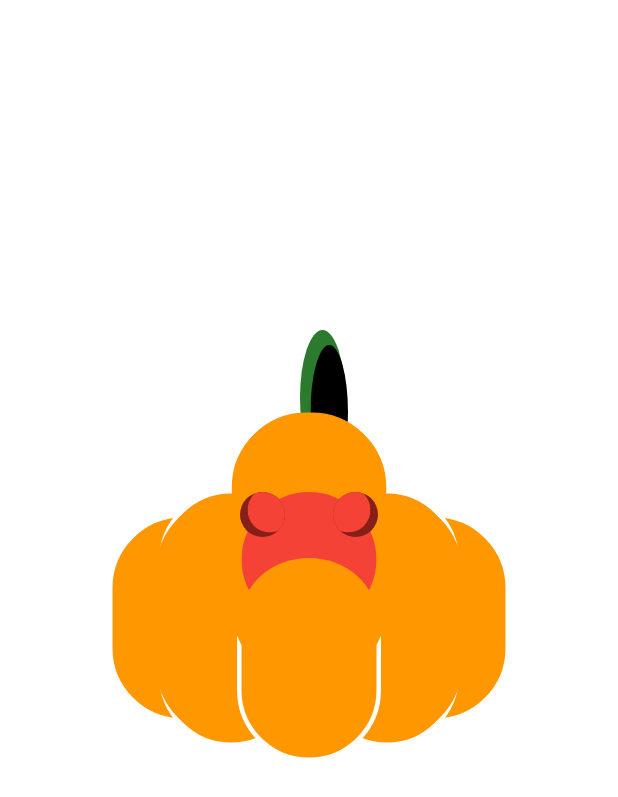
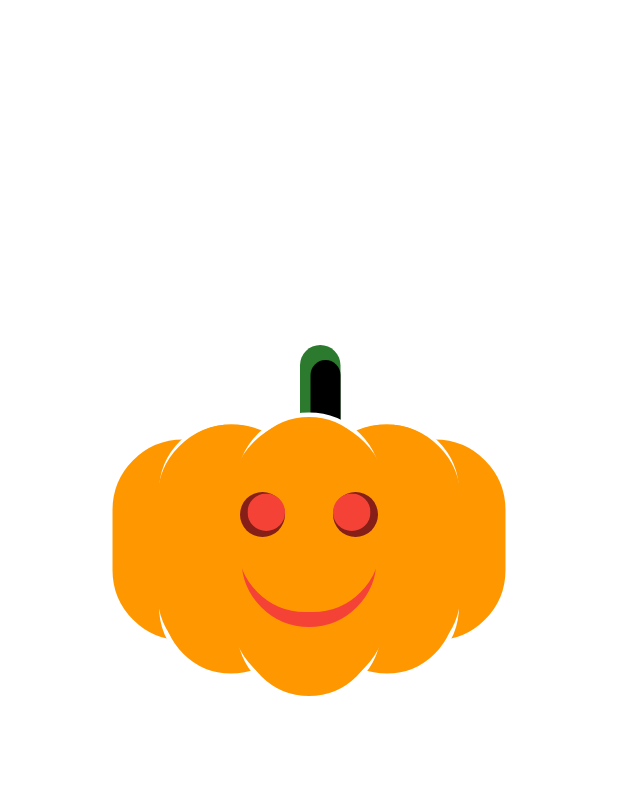
Before and after one commit to thyagosouza/flutter_pumpkin_drawing, a Flutter app: the screen it shows after launch, on a phone screen of 412 x 824 dp. Shown: the top 797 px of the screen. Run offline on Flutter 3.47's test engine with Material 2 defaults, Android fonts, the phone set to English and light mode, and no system bars.

Commit message:
optimized code

```diff
--- a/analysis_options.yaml
+++ b/analysis_options.yaml
@@ -22,8 +22,8 @@ linter:
   # `// ignore_for_file: name_of_lint` syntax on the line or in the file
   # producing the lint.
   rules:
+    prefer_const_constructors: false
     # avoid_print: false  # Uncomment to disable the `avoid_print` rule
     # prefer_single_quotes: true  # Uncomment to enable the `prefer_single_quotes` rule
-
 # Additional information about this file can be found at
 # https://dart.dev/guides/language/analysis-options
--- /dev/null
+++ b/lib/old_code/old_pumpkin_drawing.dart
@@ -0,0 +1,122 @@
+import 'package:flutter/material.dart';
+
+class OldPumpkinDrawing extends StatelessWidget {
+  const OldPumpkinDrawing({super.key});
+
+  @override
+  Widget build(BuildContext context) {
+    Color white = Colors.white;
+    Color orange = Colors.orange;
+    Color redDark = Color(0xFF851F18);
+    Color red = Colors.red;
+    Color green = Color(0xFF2B7A2D);
+    Color black = Colors.black;
+    return Center(
+      child: Container(
+        width: MediaQuery.of(context).size.width,
+        height: MediaQuery.of(context).size.height,
+        child: Stack(
+          alignment: AlignmentDirectional.center,
+          children: [
+            // Talo verde
+            clipOval(sizeH: 90, sizeW: 30, color: green, top: 220, left: 200),
+            clipOval(sizeH: 90, sizeW: 25, color: black, top: 230, left: 207),
+            // Gomos da direita
+            gomoOrange(sizeH: 140, sizeW: 105, color: white, right: 235),
+            gomoOrange(sizeH: 172, sizeW: 96, color: white, right: 210),
+            gomoOrange(sizeH: 162, sizeW: 100, color: orange, right: 208),
+            // Gomos da esquerda
+            gomoOrange(sizeH: 140, sizeW: 105, color: white, left: 235),
+            gomoOrange(sizeH: 172, sizeW: 96, color: white, left: 210),
+            gomoOrange(sizeH: 162, sizeW: 100, color: orange, left: 208),
+            // Centro
+            gomoOrange(sizeH: 192, sizeW: 96, color: white),
+            gomoOrange(sizeH: 180, sizeW: 103, color: orange, top: 275),
+            // Boca
+            clipOval(sizeH: 90, sizeW: 90, color: red, top: 328),
+            clipOval(sizeH: 80, sizeW: 90, color: orange),
+            // Olhos
+            clipOval(
+                sizeH: 30,
+                sizeW: 30,
+                color: redDark,
+                innerColor: red,
+                top: 328,
+                left: 160,
+                innerPosLeft: 5),
+            clipOval(
+                sizeH: 30,
+                sizeW: 30,
+                color: redDark,
+                innerColor: red,
+                top: 328,
+                right: 160,
+                innerPosRight: 5),
+          ],
+        ),
+      ),
+    );
+  }
+}
+
+Widget clipOval({
+  required double sizeH,
+  required double sizeW,
+  required Color color,
+  double? innerPosRight,
+  double? innerPosLeft,
+  Color? innerColor,
+  double? top,
+  double? right,
+  double? left,
+}) {
+  return Positioned(
+      top: top,
+      right: right,
+      left: left,
+      child: ClipOval(
+        child: Container(
+          height: sizeH,
+          width: sizeW,
+          color: color,
+          child: Stack(
+            children: [
+              Positioned(
+                top: -3,
+                right: innerPosRight,
+                left: innerPosLeft,
+                child: ClipOval(
+                  child: Container(width: 30, height: 30, color: innerColor),
+                ),
+              ),
+            ],
+          ),
+        ),
+      ));
+}
+
+Widget gomoOrange(
+    {required double sizeH,
+    required double sizeW,
+    required Color color,
+    double? left,
+    double? right,
+    double? top}) {
+  return Positioned(
+    top: top,
+    right: right,
+    left: left,
+    child: Container(
+      height: sizeH,
+      width: sizeW,
+      decoration: BoxDecoration(
+        color: Colors.orange,
+        borderRadius: BorderRadius.circular(50),
+        border: Border.all(
+          width: 3,
+          color: color, //                   <--- border width here
+        ),
+      ),
+    ),
+  );
+}
--- a/lib/pumpkin_drawing.dart
+++ b/lib/pumpkin_drawing.dart
@@ -12,46 +12,132 @@ class PumpkinDrawing extends StatelessWidget {
     Color green = Color(0xFF2B7A2D);
     Color black = Colors.black;
     return Center(
-      child: Container(
+      child: SizedBox(
         width: MediaQuery.of(context).size.width,
         height: MediaQuery.of(context).size.height,
         child: Stack(
           alignment: AlignmentDirectional.center,
           children: [
-            // Talo verde
-            clipOval(sizeH: 90, sizeW: 30, color: green, top: 220, left: 200),
-            clipOval(sizeH: 90, sizeW: 25, color: black, top: 230, left: 207),
-            // Gomos da direita
-            gomoOrange(sizeH: 140, sizeW: 105, color: white, right: 235),
-            gomoOrange(sizeH: 172, sizeW: 96, color: white, right: 210),
-            gomoOrange(sizeH: 162, sizeW: 100, color: orange, right: 208),
-            // Gomos da esquerda
-            gomoOrange(sizeH: 140, sizeW: 105, color: white, left: 235),
-            gomoOrange(sizeH: 172, sizeW: 96, color: white, left: 210),
-            gomoOrange(sizeH: 162, sizeW: 100, color: orange, left: 208),
-            // Centro
-            gomoOrange(sizeH: 192, sizeW: 96, color: white),
-            gomoOrange(sizeH: 180, sizeW: 103, color: orange, top: 275),
-            // Boca
-            clipOval(sizeH: 90, sizeW: 90, color: red, top: 328),
-            clipOval(sizeH: 80, sizeW: 90, color: orange),
-            // Olhos
-            clipOval(
+            // Green Stalk ==============================
+            base(
+                topPosition: 230,
+                leftPosition: 200,
+                sizeH: 90,
+                sizeW: 27,
+                color: green,
+                isBorderSize: false),
+            base(
+                topPosition: 240,
+                leftPosition: 207,
+                sizeH: 70,
+                sizeW: 20,
+                color: black,
+                isBorderSize: false),
+            // Right Side ==============================
+            base(
+                topPosition: 290,
+                rightPosition: 235,
+                sizeH: 140,
+                sizeW: 105,
+                borderColor: white,
+                isBorderSize: true),
+            base(
+                topPosition: 280,
+                rightPosition: 210,
+                sizeH: 172,
+                sizeW: 96,
+                borderColor: white,
+                isBorderSize: true),
+            base(
+                topPosition: 283,
+                rightPosition: 208,
+                sizeH: 162,
+                sizeW: 99,
+                borderColor: orange,
+                isBorderSize: true),
+            // Left Side ==============================
+            base(
+                topPosition: 290,
+                leftPosition: 235,
+                sizeH: 140,
+                sizeW: 105,
+                borderColor: white,
+                isBorderSize: true),
+            base(
+                topPosition: 280,
+                leftPosition: 210,
+                sizeH: 172,
+                sizeW: 96,
+                borderColor: white,
+                isBorderSize: true),
+            base(
+                topPosition: 283,
+                leftPosition: 208,
+                sizeH: 162,
+                sizeW: 99,
+                borderColor: orange,
+                isBorderSize: true),
+
+            // Center ==============================
+            base(
+              topPosition: 275,
+              sizeH: 192,
+              sizeW: 96,
+              borderColor: white,
+              isBorderSize: true,
+            ),
+            base(
+              topPosition: 280,
+              sizeH: 180,
+              sizeW: 103,
+              borderColor: orange,
+              isBorderSize: true,
+            ),
+
+            // Mouth ==============================
+            base(
+              topPosition: 328,
+              sizeH: 90,
+              sizeW: 90,
+              color: red,
+              borderColor: red,
+              isBorderSize: true,
+            ),
+            base(
+              topPosition: 318,
+              sizeH: 90,
+              sizeW: 95,
+              borderColor: orange,
+              isBorderSize: true,
+            ),
+
+            // Eyes ==============================
+            base(
+              topPosition: 328,
+              leftPosition: 160,
               sizeH: 30,
               sizeW: 30,
+              innerSizeH: 25,
+              innerSizeW: 25,
               color: redDark,
               innerColor: red,
-                top: 328,
-                left: 160,
-                innerPosLeft: 5),
-            clipOval(
+              innerTopPosition: 1,
+              innerLeftPosition: 5,
+              isBorderSize: false,
+            ),
+            base(
+              topPosition: 328,
+              rightPosition: 160,
               sizeH: 30,
               sizeW: 30,
+              innerSizeH: 25,
+              innerSizeW: 25,
               color: redDark,
               innerColor: red,
-                top: 328,
-                right: 160,
-                innerPosRight: 5),
+              innerTopPosition: 1,
+              innerRightPosition: 5,
+              isBorderSize: false,
+            ),
           ],
         ),
       ),
@@ -59,64 +145,64 @@ class PumpkinDrawing extends StatelessWidget {
   }
 }
 
-Widget clipOval({
+Widget base({
   required double sizeH,
   required double sizeW,
-  required Color color,
-  double? innerPosRight,
-  double? innerPosLeft,
+  Color? borderColor = Colors.transparent,
+  Color color = Colors.orange,
+  bool isBorderSize = false,
+  double radiusTopLeft = 50,
+  double radiusTopRight = 50,
+  double radiusBottomLeft = 50,
+  double radiusBottomRight = 50,
+  double borderS = 3,
+  double? leftPosition,
+  double? rightPosition,
+  double? topPosition,
+  double? innerLeftPosition,
+  double? innerRightPosition,
+  double? innerTopPosition,
+  double? innerSizeH,
+  double? innerSizeW,
   Color? innerColor,
-  double? top,
-  double? right,
-  double? left,
 }) {
   return Positioned(
-      top: top,
-      right: right,
-      left: left,
-      child: ClipOval(
-        child: Container(
+    top: topPosition,
+    right: rightPosition,
+    left: leftPosition,
+    child: Column(
+      children: [
+        Container(
           height: sizeH,
           width: sizeW,
+          decoration: BoxDecoration(
             color: color,
+            borderRadius: BorderRadius.only(
+              topLeft: Radius.circular(radiusTopLeft),
+              topRight: Radius.circular(radiusTopRight),
+              bottomLeft: Radius.circular(radiusBottomLeft),
+              bottomRight: Radius.circular(radiusBottomRight),
+            ),
+            border: Border.all(
+                width: isBorderSize ? borderS : 0,
+                color: borderColor! //                   <--- border width here
+                ),
+          ),
           child: Stack(
             children: [
               Positioned(
-                top: -3,
-                right: innerPosRight,
-                left: innerPosLeft,
+                top: innerTopPosition,
+                right: innerRightPosition,
+                left: innerLeftPosition,
                 child: ClipOval(
-                  child: Container(width: 30, height: 30, color: innerColor),
+                  child: Container(
+                      width: innerSizeW, height: innerSizeH, color: innerColor),
                 ),
               ),
             ],
           ),
         ),
-      ));
-}
-
-Widget gomoOrange(
-    {required double sizeH,
-    required double sizeW,
-    required Color color,
-    double? left,
-    double? right,
-    double? top}) {
-  return Positioned(
-    top: top,
-    right: right,
-    left: left,
-    child: Container(
-      height: sizeH,
-      width: sizeW,
-      decoration: BoxDecoration(
-        color: Colors.orange,
-        borderRadius: BorderRadius.circular(50),
-        border: Border.all(
-          width: 3,
-          color: color, //                   <--- border width here
-        ),
-      ),
+      ],
     ),
   );
 }
```
Lines whose indentation alone changed are shown as unchanged.
